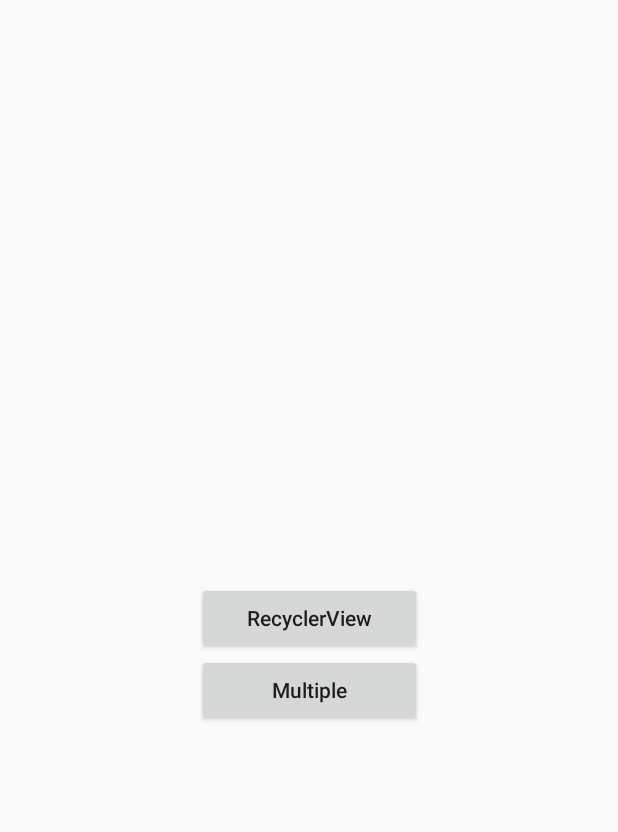
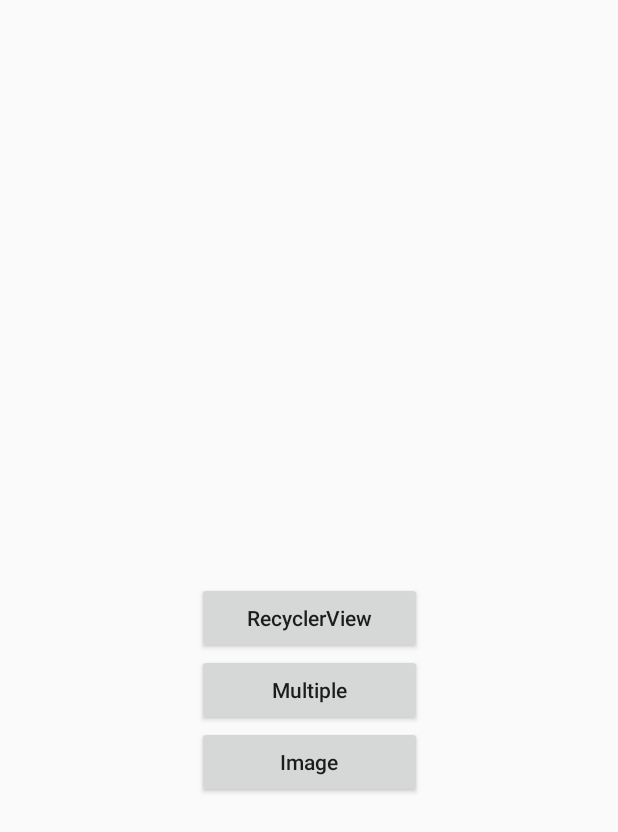
Before and after one commit to ruyue-zhang/Android_study_RecyclerView, an Android app: the screen it shows after launch (MainActivity), on a phone screen of 412 x 824 dp. Shown: the top 832 px of the screen. Run offline under Robolectric (Android 15) with nearby library versions, the phone set to English and light mode, and no system bars.

```diff
--- a/app/src/main/AndroidManifest.xml
+++ b/app/src/main/AndroidManifest.xml
@@ -9,7 +9,8 @@
         android:roundIcon="@mipmap/ic_launcher_round"
         android:supportsRtl="true"
         android:theme="@style/Theme.AppCompat.Light.NoActionBar">
-        <activity android:name=".MultipleActivity"></activity>
+        <activity android:name=".ImageListActivity"></activity>
+        <activity android:name=".MultipleActivity" />
         <activity android:name=".ListActivity" />
         <activity android:name=".MainActivity">
             <intent-filter>
--- a/app/src/main/java/com/ruyue/recyclerview/MainActivity.java
+++ b/app/src/main/java/com/ruyue/recyclerview/MainActivity.java
@@ -16,6 +16,7 @@ public class MainActivity extends AppCompatActivity {
 
         Button jumpToRecyclerViewBtn = findViewById(R.id.jump_to_recyclerView);
         Button jumpToMultipleBtn = findViewById(R.id.jump_to_multiple);
+        Button jumpToImgBtn = findViewById(R.id.jump_to_image);
 
         jumpToMultipleBtn.setOnClickListener(new View.OnClickListener() {
             @Override
@@ -24,6 +25,7 @@ public class MainActivity extends AppCompatActivity {
                 startActivity(intent);
             }
         });
+
         jumpToRecyclerViewBtn.setOnClickListener(new View.OnClickListener() {
             @Override
             public void onClick(View v) {
@@ -31,5 +33,13 @@ public class MainActivity extends AppCompatActivity {
                 startActivity(intent);
             }
         });
+
+        jumpToImgBtn.setOnClickListener(new View.OnClickListener() {
+            @Override
+            public void onClick(View v) {
+                Intent intent = new Intent(MainActivity.this, ImageListActivity.class);
+                startActivity(intent);
+            }
+        });
     }
 }
--- a/app/src/main/res/layout/activity_main.xml
+++ b/app/src/main/res/layout/activity_main.xml
@@ -28,4 +28,14 @@
         app:layout_constraintRight_toRightOf="parent"
         app:layout_constraintTop_toBottomOf="@id/jump_to_recyclerView" />
 
+    <Button
+        android:id="@+id/jump_to_image"
+        android:layout_width="150dp"
+        android:layout_height="wrap_content"
+        android:text="@string/Image"
+        android:textAllCaps="false"
+        app:layout_constraintLeft_toLeftOf="parent"
+        app:layout_constraintRight_toRightOf="parent"
+        app:layout_constraintTop_toBottomOf="@id/jump_to_multiple" />
+
   </androidx.constraintlayout.widget.ConstraintLayout>
--- a/app/src/main/res/values/strings.xml
+++ b/app/src/main/res/values/strings.xml
@@ -2,4 +2,5 @@
     <string name="app_name">RecyclerView</string>
     <string name="RecyclerView">RecyclerView</string>
     <string name="Multiple">Multiple</string>
+    <string name="Image">Image</string>
 </resources>
```
Also changed, not shown: app/src/main/java/com/ruyue/recyclerview/ImageListActivity.java (added, +14 -0 lines), app/src/main/res/layout/activity_image_list.xml (added, +19 -0 lines).
